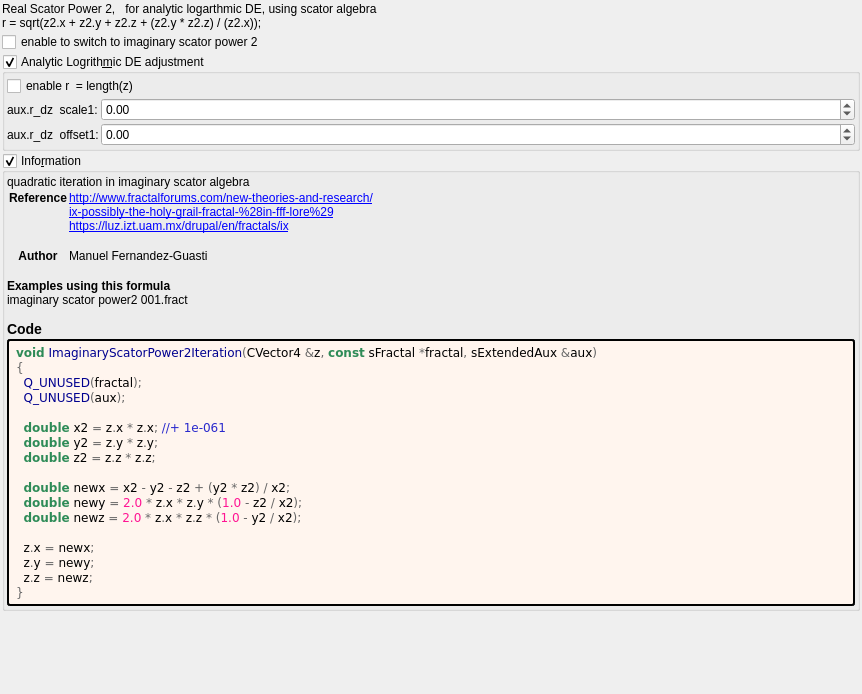
This is mandelbulber2/formula/ui/scator_power2.ui in buddhi1980/mandelbulber2 as Qt 5 draws it before an edit. The edited form follows.
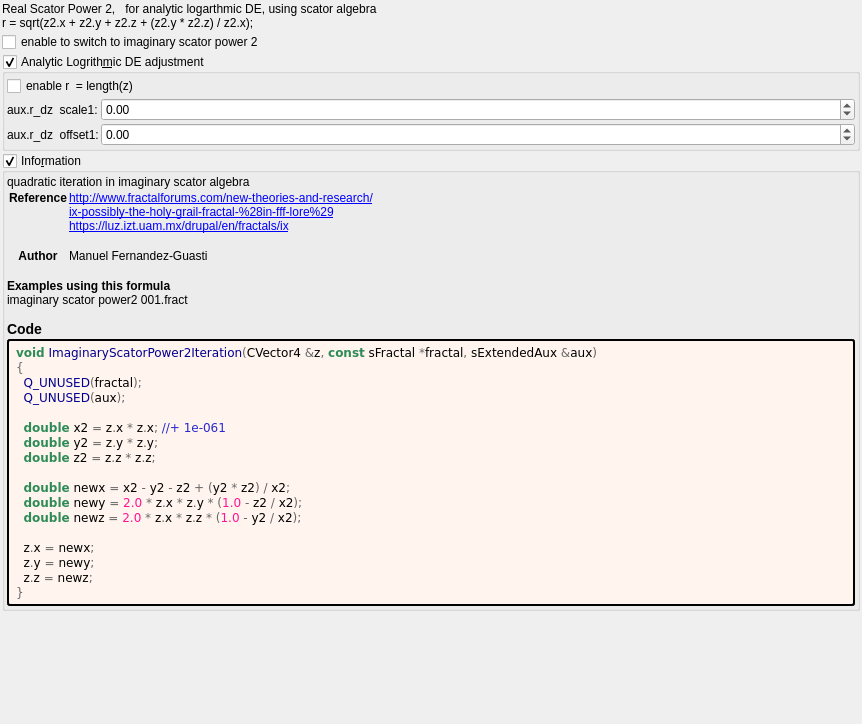
This is the edited form. Custom widgets are drawn as their Qt base class.

The edit to the form file:
```diff
--- a/mandelbulber2/formula/ui/scator_power2.ui
+++ b/mandelbulber2/formula/ui/scator_power2.ui
@@ -7,7 +7,7 @@
     <x>0</x>
     <y>0</y>
     <width>862</width>
-    <height>694</height>
+    <height>724</height>
    </rect>
   </property>
   <property name="windowTitle">
@@ -33,7 +33,7 @@
     <widget class="QLabel" name="label">
      <property name="text">
       <string>Real Scator Power 2,   for analytic logarthmic DE, using scator algebra 
-r = sqrt(z2.x + z2.y + z2.z + (z2.y * z2.z) / (z2.x));</string>
+r = sqrt(z2.x + z2.y + z2.z + (z2.y * z2.z) / z2.x);</string>
      </property>
     </widget>
    </item>
```
